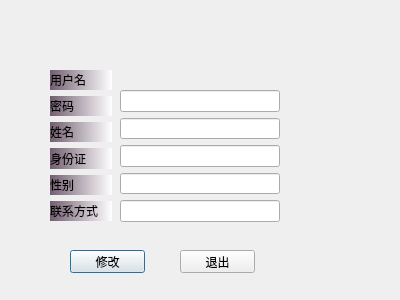
Old version of the form user_center.ui in the repository TommyLee96/flight-management.
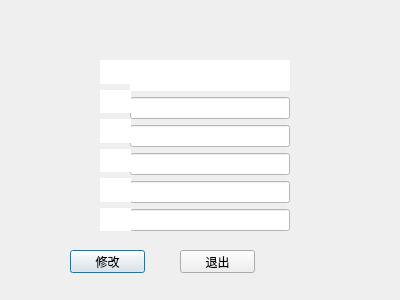
New version of the form. Icons and pictures are not drawn.

What changed in the file:
```diff
--- a/user_center.ui
+++ b/user_center.ui
@@ -16,110 +16,143 @@
   <widget class="QWidget" name="verticalLayoutWidget">
    <property name="geometry">
     <rect>
-     <x>120</x>
-     <y>70</y>
+     <x>130</x>
+     <y>60</y>
      <width>160</width>
-     <height>152</height>
+     <height>171</height>
     </rect>
    </property>
    <layout class="QVBoxLayout" name="verticalLayout">
     <item>
      <widget class="QLabel" name="id_info">
+      <property name="styleSheet">
+       <string notr="true">background-color: rgb(255, 255, 255);
+font: 11pt &quot;Arial&quot;;</string>
+      </property>
       <property name="text">
        <string/>
       </property>
      </widget>
     </item>
     <item>
-     <widget class="QLineEdit" name="password_info"/>
+     <widget class="QLineEdit" name="password_info">
+      <property name="styleSheet">
+       <string notr="true">background-color: rgb(255, 255, 255);
+font: 11pt &quot;Arial&quot;;</string>
+      </property>
+     </widget>
     </item>
     <item>
-     <widget class="QLineEdit" name="username_info"/>
+     <widget class="QLineEdit" name="username_info">
+      <property name="styleSheet">
+       <string notr="true">background-color: rgb(255, 255, 255);
+font: 11pt &quot;Arial&quot;;</string>
+      </property>
+     </widget>
     </item>
     <item>
-     <widget class="QLineEdit" name="useridnum_info"/>
+     <widget class="QLineEdit" name="useridnum_info">
+      <property name="styleSheet">
+       <string notr="true">background-color: rgb(255, 255, 255);
+font: 11pt &quot;Arial&quot;;</string>
+      </property>
+     </widget>
     </item>
     <item>
-     <widget class="QLineEdit" name="usersex_info"/>
+     <widget class="QLineEdit" name="usersex_info">
+      <property name="styleSheet">
+       <string notr="true">background-color: rgb(255, 255, 255);
+font: 11pt &quot;Arial&quot;;</string>
+      </property>
+     </widget>
     </item>
     <item>
-     <widget class="QLineEdit" name="usertel_info"/>
+     <widget class="QLineEdit" name="usertel_info">
+      <property name="styleSheet">
+       <string notr="true">background-color: rgb(255, 255, 255);
+font: 11pt &quot;Arial&quot;;</string>
+      </property>
+     </widget>
     </item>
    </layout>
   </widget>
   <widget class="QWidget" name="verticalLayoutWidget_2">
    <property name="geometry">
     <rect>
-     <x>50</x>
-     <y>70</y>
-     <width>62</width>
-     <height>151</height>
+     <x>100</x>
+     <y>60</y>
+     <width>31</width>
+     <height>171</height>
     </rect>
    </property>
    <layout class="QVBoxLayout" name="verticalLayout_2">
+    <property name="spacing">
+     <number>6</number>
+    </property>
     <item>
      <widget class="QLabel" name="label">
       <property name="styleSheet">
-       <string notr="true">background-color: qlineargradient(spread:pad, x1:0, y1:0, x2:1, y2:0, stop:0 rgba(114, 94, 112, 255), stop:1 rgba(255, 255, 255, 255));
-font: 75 11pt &quot;Arial&quot;;</string>
+       <string notr="true">border-image: url(:/images/用户名.png);
+background-color: rgb(255, 255, 255);</string>
       </property>
       <property name="text">
-       <string>用户名</string>
+       <string/>
       </property>
      </widget>
     </item>
     <item>
      <widget class="QLabel" name="label_3">
       <property name="styleSheet">
-       <string notr="true">background-color: qlineargradient(spread:pad, x1:0, y1:0, x2:1, y2:0, stop:0 rgba(114, 94, 112, 255), stop:1 rgba(255, 255, 255, 255));
-font: 75 11pt &quot;Arial&quot;;</string>
+       <string notr="true">border-image: url(:/images/mima.png);
+background-color: rgb(255, 255, 255);</string>
       </property>
       <property name="text">
-       <string>密码</string>
+       <string/>
       </property>
      </widget>
     </item>
     <item>
      <widget class="QLabel" name="label_4">
       <property name="styleSheet">
-       <string notr="true">background-color: qlineargradient(spread:pad, x1:0, y1:0, x2:1, y2:0, stop:0 rgba(114, 94, 112, 255), stop:1 rgba(255, 255, 255, 255));
-font: 75 11pt &quot;Arial&quot;;</string>
+       <string notr="true">border-image: url(:/images/姓名.png);
+background-color: rgb(255, 255, 255);</string>
       </property>
       <property name="text">
-       <string>姓名</string>
+       <string/>
       </property>
      </widget>
     </item>
     <item>
      <widget class="QLabel" name="label_5">
       <property name="styleSheet">
-       <string notr="true">background-color: qlineargradient(spread:pad, x1:0, y1:0, x2:1, y2:0, stop:0 rgba(114, 94, 112, 255), stop:1 rgba(255, 255, 255, 255));
-font: 75 11pt &quot;Arial&quot;;</string>
+       <string notr="true">border-image: url(:/images/身份证.png);
+background-color: rgb(255, 255, 255);</string>
       </property>
       <property name="text">
-       <string>身份证</string>
+       <string/>
       </property>
      </widget>
     </item>
     <item>
      <widget class="QLabel" name="label_2">
       <property name="styleSheet">
-       <string notr="true">background-color: qlineargradient(spread:pad, x1:0, y1:0, x2:1, y2:0, stop:0 rgba(114, 94, 112, 255), stop:1 rgba(255, 255, 255, 255));
-font: 75 11pt &quot;Arial&quot;;</string>
+       <string notr="true">background-color: rgb(255, 255, 255);
+border-image: url(:/images/性别.png);
+</string>
       </property>
       <property name="text">
-       <string>性别</string>
+       <string/>
       </property>
      </widget>
     </item>
     <item>
      <widget class="QLabel" name="label_6">
       <property name="styleSheet">
-       <string notr="true">background-color: qlineargradient(spread:pad, x1:0, y1:0, x2:1, y2:0, stop:0 rgba(114, 94, 112, 255), stop:1 rgba(255, 255, 255, 255));
-font: 75 11pt &quot;Arial&quot;;</string>
+       <string notr="true">border-image: url(:/images/电话.png);
+background-color: rgb(255, 255, 255);</string>
       </property>
       <property name="text">
-       <string>联系方式</string>
+       <string/>
       </property>
      </widget>
     </item>
```
